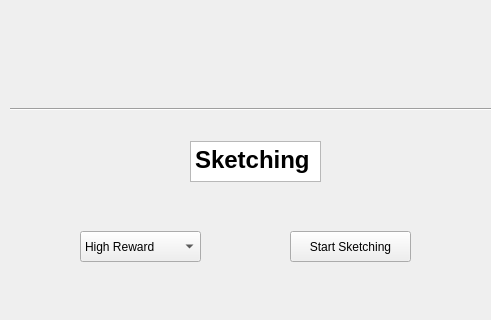
The window that uis/simulator.ui (sharanjeetsinghmago/online_reward_shaping) describes before a commit, drawn with Qt 5; both pictures show x 0 to 491 and y 569 to 889 of the 1045 by 889 pixel window.
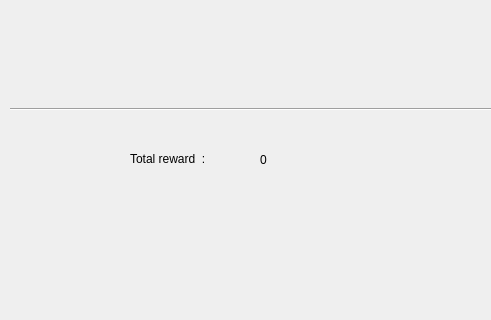
The same window after the commit.

Commit message: total reward in simulator

What changed in the file:
```diff
--- a/uis/simulator.ui
+++ b/uis/simulator.ui
@@ -72,19 +72,6 @@
     <string>Generate Heat Map</string>
    </property>
   </widget>
-  <widget class="QPushButton" name="pushButton">
-   <property name="geometry">
-    <rect>
-     <x>290</x>
-     <y>800</y>
-     <width>121</width>
-     <height>31</height>
-    </rect>
-   </property>
-   <property name="text">
-    <string>Start Sketching</string>
-   </property>
-  </widget>
   <widget class="Line" name="line">
    <property name="geometry">
     <rect>
@@ -124,43 +111,6 @@
     <enum>Qt::Vertical</enum>
    </property>
   </widget>
-  <widget class="QComboBox" name="comboBox">
-   <property name="geometry">
-    <rect>
-     <x>80</x>
-     <y>800</y>
-     <width>121</width>
-     <height>31</height>
-    </rect>
-   </property>
-   <item>
-    <property name="text">
-     <string>High Reward</string>
-    </property>
-   </item>
-   <item>
-    <property name="text">
-     <string>Low Reward</string>
-    </property>
-   </item>
-  </widget>
-  <widget class="QTextBrowser" name="textBrowser">
-   <property name="geometry">
-    <rect>
-     <x>190</x>
-     <y>710</y>
-     <width>131</width>
-     <height>41</height>
-    </rect>
-   </property>
-   <property name="html">
-    <string>&lt;!DOCTYPE HTML PUBLIC &quot;-//W3C//DTD HTML 4.0//EN&quot; &quot;http://www.w3.org/TR/REC-html40/strict.dtd&quot;&gt;
-&lt;html&gt;&lt;head&gt;&lt;meta name=&quot;qrichtext&quot; content=&quot;1&quot; /&gt;&lt;style type=&quot;text/css&quot;&gt;
-p, li { white-space: pre-wrap; }
-&lt;/style&gt;&lt;/head&gt;&lt;body style=&quot; font-family:'Ubuntu'; font-size:11pt; font-weight:400; font-style:normal;&quot;&gt;
-&lt;p style=&quot; margin-top:0px; margin-bottom:0px; margin-left:0px; margin-right:0px; -qt-block-indent:0; text-indent:0px;&quot;&gt;&lt;span style=&quot; font-size:18pt; font-weight:600;&quot;&gt;Sketching&lt;/span&gt;&lt;/p&gt;&lt;/body&gt;&lt;/html&gt;</string>
-   </property>
-  </widget>
   <widget class="QPushButton" name="button_generate_path">
    <property name="geometry">
     <rect>
@@ -221,6 +171,32 @@
     <string>Drive</string>
    </property>
   </widget>
+  <widget class="QLabel" name="label_reward">
+   <property name="geometry">
+    <rect>
+     <x>260</x>
+     <y>720</y>
+     <width>67</width>
+     <height>17</height>
+    </rect>
+   </property>
+   <property name="text">
+    <string>0</string>
+   </property>
+  </widget>
+  <widget class="QLabel" name="label_2">
+   <property name="geometry">
+    <rect>
+     <x>130</x>
+     <y>720</y>
+     <width>111</width>
+     <height>16</height>
+    </rect>
+   </property>
+   <property name="text">
+    <string>Total reward  :</string>
+   </property>
+  </widget>
  </widget>
  <resources/>
  <connections/>
```
The commit also changes 4 other files.
